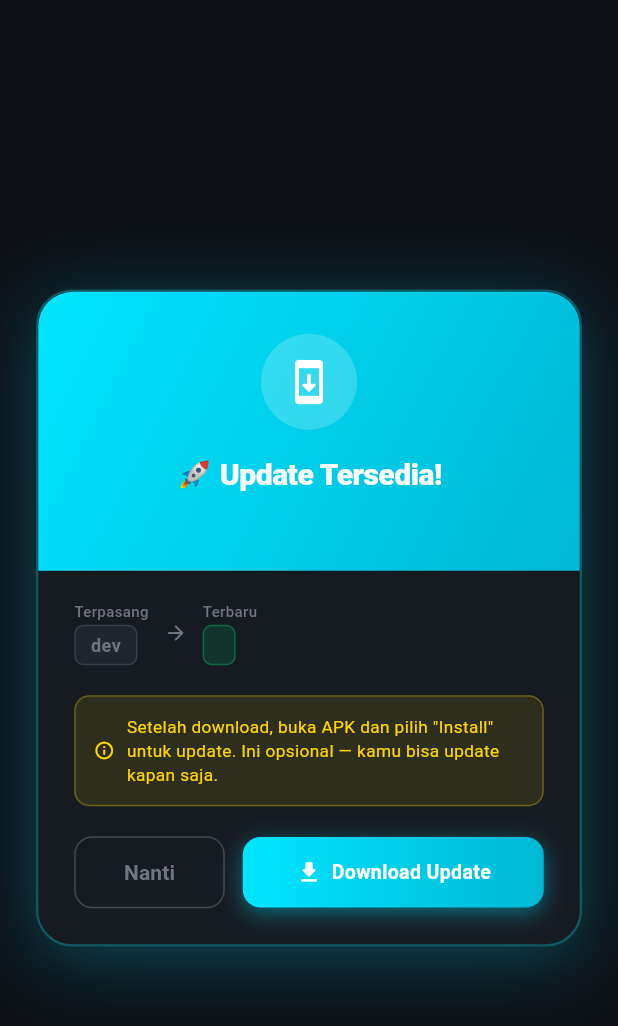
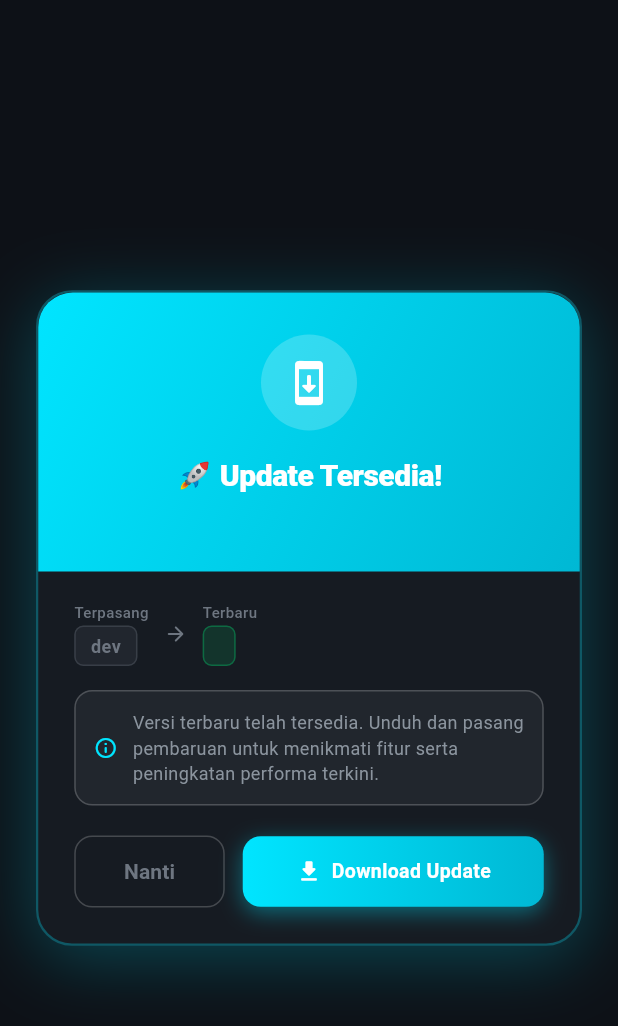
Before and after one commit to Mengggzz/mengfin-app, a Flutter app: the UpdateDialog widget shown alone on an empty page, opened directly with empty values, on a phone screen of 412 x 824 dp. Shown: the top 1026 px of the screen. Run offline on Flutter 3.47's test engine with Material 3 defaults, Android fonts, the phone set to English and light mode, and no system bars; our stand-ins replace connectivity_plus, fl_chart, flutter_svg, google_sign_in, image_picker, package_info_plus and 6 more; missing offline and left inert: dart:html, dart:js, dart:ui_web, google_sign_in_platform_interface, google_sign_in_web; accounts and stored records are empty; network calls fail.

Commit message:
refactor: ringkas dialog update aplikasi tanpa deskripsi changelog panjang

```diff
--- a/lib/widgets/update_dialog.dart
+++ b/lib/widgets/update_dialog.dart
@@ -184,8 +184,8 @@ class _UpdateDialogState extends State<UpdateDialog>
                       version: widget.currentTag.isEmpty ? 'dev' : widget.currentTag,
                       color: AppColors.textMuted,
                     ),
-                     Padding(
-                      padding: EdgeInsets.symmetric(horizontal: 10),
+                    Padding(
+                      padding: const EdgeInsets.symmetric(horizontal: 10),
                       child: Icon(Icons.arrow_forward_rounded,
                           size: 16, color: AppColors.textMuted),
                     ),
@@ -196,61 +196,22 @@ class _UpdateDialogState extends State<UpdateDialog>
                     ),
                     const Spacer(),
                     Text(widget.release.readableVersion,
-                      style:  TextStyle(color: AppColors.textMuted, fontSize: 10)),
+                      style: TextStyle(color: AppColors.textMuted, fontSize: 10)),
                   ]),
-                  const SizedBox(height: 20),
-
-                  if (widget.release.body.isNotEmpty) ...[
-                    Row(children: [
-                      Container(
-                        width: 3, height: 16,
-                        decoration: BoxDecoration(
-                          gradient: const LinearGradient(
-                            colors: AppColors.gradientPrimary,
-                            begin: Alignment.topCenter,
-                            end: Alignment.bottomCenter,
-                          ),
-                          borderRadius: BorderRadius.circular(2),
-                        ),
-                      ),
-                      const SizedBox(width: 8),
-                       Text('Yang Baru',
-                        style: TextStyle(color: AppColors.textPrimary,
-                          fontSize: 14, fontWeight: FontWeight.w700)),
-                    ]),
-                    const SizedBox(height: 10),
-                    Container(
-                      width: double.infinity,
-                      padding: const EdgeInsets.all(14),
-                      decoration: BoxDecoration(
-                        color: AppColors.bgElevated,
-                        borderRadius: BorderRadius.circular(12),
-                        border: Border.all(color: AppColors.glassBorder),
-                      ),
-                      child: Text(
-                        _parseChangelog(widget.release.body),
-                        style:  TextStyle(color: AppColors.textSecond,
-                          fontSize: 12.5, height: 1.6),
-                        maxLines: 8,
-                        overflow: TextOverflow.ellipsis,
-                      ),
-                    ),
-                    const SizedBox(height: 8),
-                  ],
-
+                  const SizedBox(height: 16),
                   Container(
                     padding: const EdgeInsets.all(12),
                     decoration: BoxDecoration(
-                      color: AppColors.warning.withOpacity(0.1),
-                      borderRadius: BorderRadius.circular(10),
-                      border: Border.all(color: AppColors.warning.withOpacity(0.3)),
+                      color: AppColors.bgElevated,
+                      borderRadius: BorderRadius.circular(12),
+                      border: Border.all(color: AppColors.glassBorder),
                     ),
-                    child:  Row(children: [
-                      Icon(Icons.info_outline_rounded, size: 14, color: AppColors.warning),
-                      SizedBox(width: 8),
+                    child: Row(children: [
+                      Icon(Icons.info_outline_rounded, size: 16, color: AppColors.primary),
+                      const SizedBox(width: 10),
                       Expanded(child: Text(
-                        'Setelah download, buka APK dan pilih "Install" untuk update. Ini opsional — kamu bisa update kapan saja.',
-                        style: TextStyle(color: AppColors.warning, fontSize: 11.5, height: 1.4),
+                        'Versi terbaru telah tersedia. Unduh dan pasang pembaruan untuk menikmati fitur serta peningkatan performa terkini.',
+                        style: TextStyle(color: AppColors.textSecond, fontSize: 12, height: 1.4),
                       )),
                     ]),
                   ),
```
